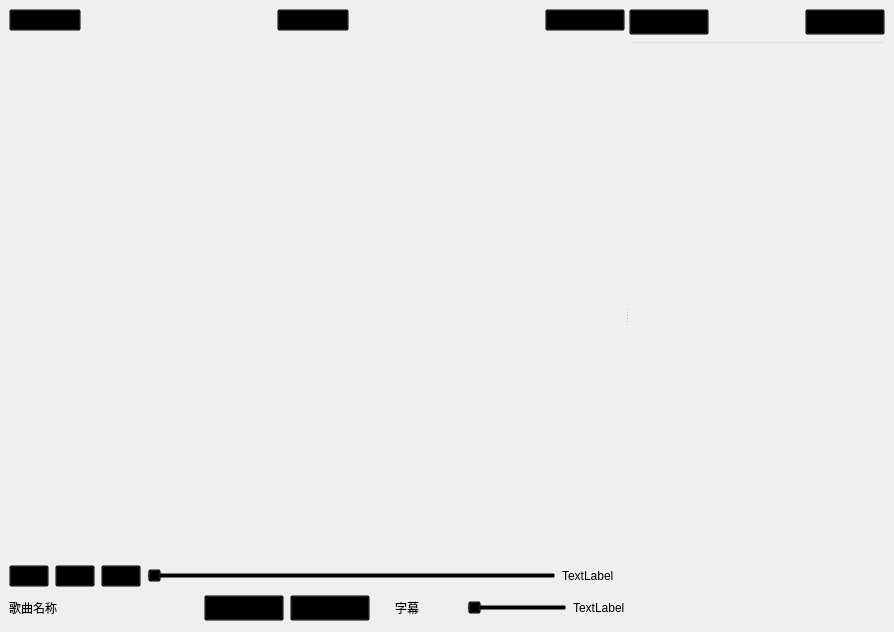
Qt form mainwindow.ui (Westle2/UOS-Qt4.8.1-Cpp-MediaPlayer) before a commit.
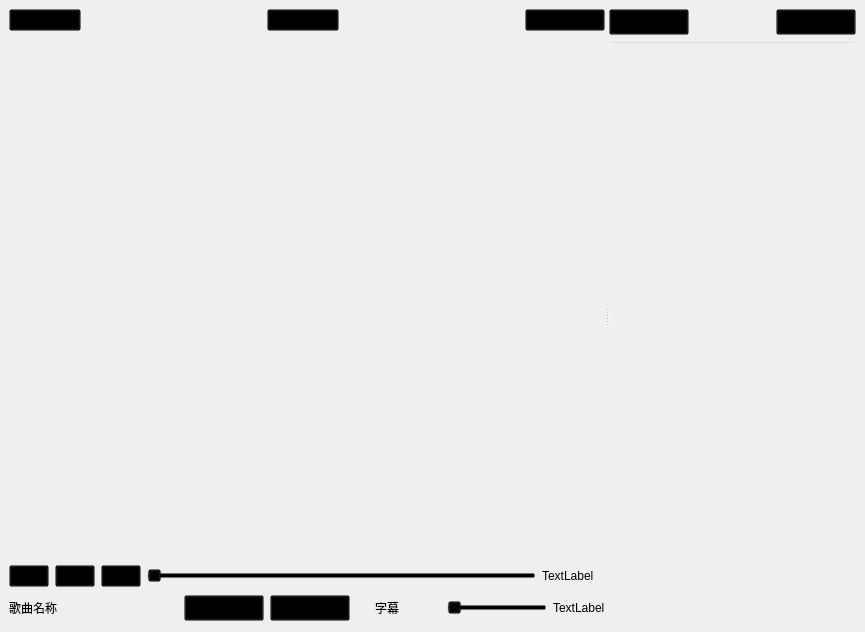
The same form after that commit. Icons and pictures are not drawn.

```diff
--- a/mainwindow.ui
+++ b/mainwindow.ui
@@ -6,7 +6,7 @@
    <rect>
     <x>0</x>
     <y>0</y>
-    <width>894</width>
+    <width>865</width>
     <height>632</height>
    </rect>
   </property>
@@ -223,10 +223,11 @@
            </widget>
           </item>
           <item>
-           <widget class="QTreeView" name="treeView"/>
-          </item>
-          <item>
-           <widget class="QTextEdit" name="textEdit_subtitles"/>
+           <widget class="Line" name="line_3">
+            <property name="orientation">
+             <enum>Qt::Vertical</enum>
+            </property>
+           </widget>
           </item>
           <item>
            <spacer name="verticalSpacer_2">
@@ -241,6 +242,29 @@
             </property>
            </spacer>
           </item>
+          <item>
+           <widget class="Line" name="line">
+            <property name="orientation">
+             <enum>Qt::Horizontal</enum>
+            </property>
+           </widget>
+          </item>
+          <item>
+           <widget class="QTextEdit" name="textEdit_subtitles"/>
+          </item>
+          <item>
+           <spacer name="verticalSpacer_3">
+            <property name="orientation">
+             <enum>Qt::Vertical</enum>
+            </property>
+            <property name="sizeHint" stdset="0">
+             <size>
+              <width>20</width>
+              <height>40</height>
+             </size>
+            </property>
+           </spacer>
+          </item>
          </layout>
         </item>
         <item>
```
Left out of the diff: 7 changed lines with no effect on the pictures.
